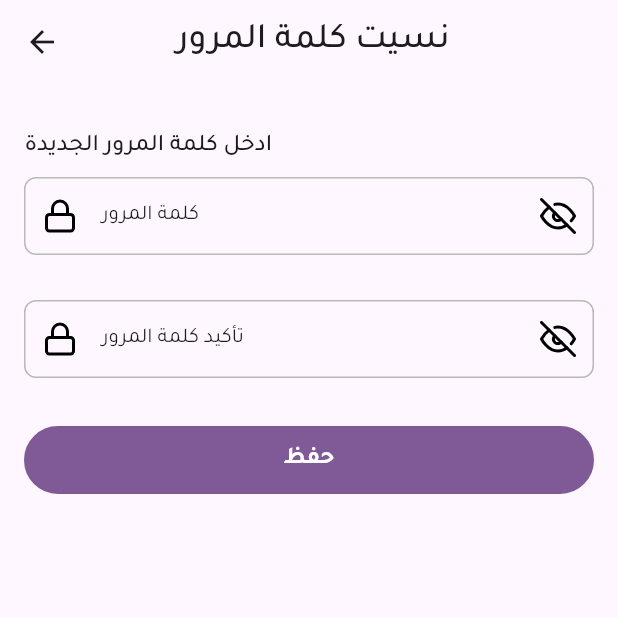
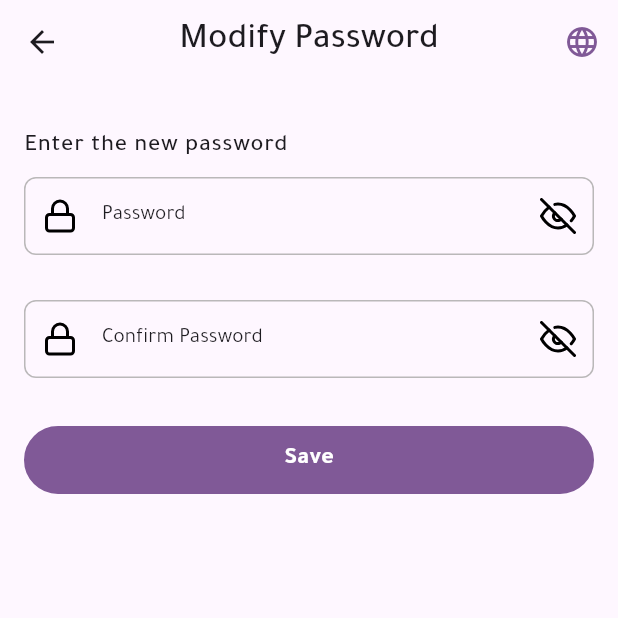
Before and after one commit to elsankry02/Lady_Driver_App, a Flutter app: the ModifyPasswordPage screen opened by its route, on a phone screen of 412 x 824 dp, the top half of it. Run offline on Flutter 3.47's test engine with Material 3 defaults, Android fonts, the phone set to English and light mode, and no system bars; our stand-ins replace auto_route, bloc, flutter_bloc, flutter_svg, image_picker, pinput and 1 more; accounts and stored records are empty.

Commit message:
last finish localization for my project

```diff
--- a/lib/core/components/custom_icon_change_language.dart
+++ b/lib/core/components/custom_icon_change_language.dart
@@ -1,7 +1,7 @@
 import 'package:auto_route/auto_route.dart';
 import 'package:flutter/material.dart';
-import 'package:lady_driver/core/constant/color_manger.dart';
-import 'package:lady_driver/core/router/router.dart';
+import '../constant/color_manger.dart';
+import '../router/router.dart';
 
 @RoutePage()
 class CustomIconChangeLanguagePage extends StatelessWidget {
--- a/lib/core/router/router.dart
+++ b/lib/core/router/router.dart
@@ -1,5 +1,5 @@
 import 'package:auto_route/auto_route.dart';
-import 'package:lady_driver/core/components/custom_icon_change_language.dart';
+import '../components/custom_icon_change_language.dart';
 
 import '../../home/pages/change_language/change_language_page.dart';
 import '../../home/pages/create_an_account/create_an_account_page.dart';
--- a/lib/home/pages/change_language/change_language_page.dart
+++ b/lib/home/pages/change_language/change_language_page.dart
@@ -1,7 +1,7 @@
 import 'package:auto_route/auto_route.dart';
 import 'package:flutter/material.dart';
 import 'package:flutter_bloc/flutter_bloc.dart';
-import 'package:lady_driver/core/constant/color_manger.dart';
+import '../../../core/constant/color_manger.dart';
 
 import '../../../core/cached/cached_helper.dart';
 import '../../../core/models/enums_local_language.dart';
--- a/lib/home/pages/create_an_account/create_an_account_page.dart
+++ b/lib/home/pages/create_an_account/create_an_account_page.dart
@@ -1,6 +1,6 @@
 import 'package:auto_route/auto_route.dart';
 import 'package:flutter/material.dart';
-import 'package:lady_driver/core/components/custom_icon_change_language.dart';
+import '../../../core/components/custom_icon_change_language.dart';
 
 import '../../../core/components/custom_botton.dart';
 import '../../../core/components/custom_textformfield.dart';
--- a/lib/home/pages/login/login_page.dart
+++ b/lib/home/pages/login/login_page.dart
@@ -1,6 +1,6 @@
 import 'package:auto_route/auto_route.dart';
 import 'package:flutter/material.dart';
-import 'package:lady_driver/core/components/custom_icon_change_language.dart';
+import '../../../core/components/custom_icon_change_language.dart';
 
 import '../../../core/components/custom_botton.dart';
 import '../../../core/components/custom_textformfield.dart';
--- a/lib/home/pages/modify_password/modify_password_page.dart
+++ b/lib/home/pages/modify_password/modify_password_page.dart
@@ -1,5 +1,8 @@
 import 'package:auto_route/auto_route.dart';
 import 'package:flutter/material.dart';
+import '../../../core/components/custom_icon_change_language.dart';
+import '../../../l10n/app_localizations.dart';
+
 import '../../../core/components/custom_botton.dart';
 import '../../../core/components/custom_textformfield_password.dart';
 import '../../../core/constant/color_manger.dart';
@@ -30,10 +33,15 @@ class _ModifyPasswordPageState extends State<ModifyPasswordPage> {
     return Scaffold(
       appBar: AppBar(
         centerTitle: true,
+        //! نسيت كلمة المرور
         title: Text(
-          ' نسيت كلمة المرور',
+          AppLocalizations.of(context)!.modifyPassword,
           style: textTheme.headlineSmall!.copyWith(fontWeight: FontWeight.w500),
         ),
+        actions: const [
+          //! Custom Icon Change Language
+          CustomIconChangeLanguagePage(),
+        ],
       ),
       body: Form(
         key: formkey,
@@ -42,13 +50,13 @@ class _ModifyPasswordPageState extends State<ModifyPasswordPage> {
           children: [
             const SizedBox(height: 30),
             Text(
-              'ادخل كلمة المرور الجديدة ',
+              AppLocalizations.of(context)!.enterTheNewPassword,
               style: textTheme.bodyLarge!.copyWith(fontWeight: FontWeight.w500),
             ),
             const SizedBox(height: 8),
             //!  كلمه المرور
             CustomTextFormFiledPassword(
-              hintText: 'كلمة المرور',
+              hintText: AppLocalizations.of(context)!.password,
               suffixIcon: SvgManger.kLock,
               controller: passWordController,
               validator: (value) {
@@ -62,7 +70,7 @@ class _ModifyPasswordPageState extends State<ModifyPasswordPage> {
             const SizedBox(height: 30),
             //! تاكيد كلمه المرور
             CustomTextFormFiledPassword(
-              hintText: 'تأكيد كلمة المرور',
+              hintText: AppLocalizations.of(context)!.confirmPassword,
               suffixIcon: SvgManger.kLock,
               controller: confirmPassWordController,
               validator: (value) {
@@ -79,8 +87,8 @@ class _ModifyPasswordPageState extends State<ModifyPasswordPage> {
               onTap: () {
                 formkey.currentState!.validate();
               },
-              child: const CustomBotton(
-                  text: 'حفظ',
+              child: CustomBotton(
+                  text: AppLocalizations.of(context)!.save,
                   color: ColorManger.kPrimaryColor,
                   textThemeColor: ColorManger.kWhite,
                   borderColor: ColorManger.kPrimaryColor),
--- a/lib/home/pages/verification_code/verification_code_page.dart
+++ b/lib/home/pages/verification_code/verification_code_page.dart
@@ -1,7 +1,7 @@
 import 'package:auto_route/auto_route.dart';
 import 'package:flutter/material.dart';
-import 'package:lady_driver/core/components/custom_icon_change_language.dart';
-import 'package:lady_driver/l10n/app_localizations.dart';
+import '../../../core/components/custom_icon_change_language.dart';
+import '../../../l10n/app_localizations.dart';
 import 'package:pinput/pinput.dart';
 
 import '../../../core/constant/color_manger.dart';
--- a/lib/home/pages/verification_code/widget/text_rich_receive_the_code.dart
+++ b/lib/home/pages/verification_code/widget/text_rich_receive_the_code.dart
@@ -1,6 +1,6 @@
 import 'package:flutter/gestures.dart';
 import 'package:flutter/material.dart';
-import 'package:lady_driver/l10n/app_localizations.dart';
+import '../../../../l10n/app_localizations.dart';
 
 import '../../../../core/constant/color_manger.dart';
 
--- a/lib/l10n/app_ar.arb
+++ b/lib/l10n/app_ar.arb
@@ -31,6 +31,9 @@
  "enterTheCodeThatWasSentToYourEmailAddress": "ادخل الرمز الذي تم إرساله إلي عنولن البريد \nالالكترونى",
  "verificationcode" : "رمز التحقق",
  "didNotReceiveTheCode": "لم تستلم الرمز؟ ",
- "resendCode":"اعاده ارسال الرمز"
+ "resendCode":"اعاده ارسال الرمز",
+ "modifyPassword" : "نسيت كلمة المرور",
+ "enterTheNewPassword" : "ادخل كلمة المرور الجديدة",
+ "save" :"حفظ"
 
     }
--- a/lib/l10n/app_en.arb
+++ b/lib/l10n/app_en.arb
@@ -31,7 +31,8 @@
 "enterTheCodeThatWasSentToYourEmailAddress": "Enter the code sent to your email address",
 "verificationcode" : "Verification Code",
 "didNotReceiveTheCode":"Didn't receive the code? ",
-"resendCode":"Resend code"
-
-
+"resendCode":"Resend code",
+"modifyPassword" : "Modify Password",
+"enterTheNewPassword" : "Enter the new password",
+"save" :"Save"
 }
--- a/lib/l10n/app_localizations.dart
+++ b/lib/l10n/app_localizations.dart
@@ -286,6 +286,24 @@ abstract class AppLocalizations {
   /// In en, this message translates to:
   /// **'Resend code'**
   String get resendCode;
+
+  /// No description provided for @modifyPassword.
+  ///
+  /// In en, this message translates to:
+  /// **'Modify Password'**
+  String get modifyPassword;
+
+  /// No description provided for @enterTheNewPassword.
+  ///
+  /// In en, this message translates to:
+  /// **'Enter the new password'**
+  String get enterTheNewPassword;
+
+  /// No description provided for @save.
+  ///
+  /// In en, this message translates to:
+  /// **'Save'**
+  String get save;
 }
 
 class _AppLocalizationsDelegate extends LocalizationsDelegate<AppLocalizations> {
--- a/lib/l10n/app_localizations_en.dart
+++ b/lib/l10n/app_localizations_en.dart
@@ -101,4 +101,13 @@ class AppLocalizationsEn extends AppLocalizations {
 
   @override
   String get resendCode => 'Resend code';
+
+  @override
+  String get modifyPassword => 'Modify Password';
+
+  @override
+  String get enterTheNewPassword => 'Enter the new password';
+
+  @override
+  String get save => 'Save';
 }
```
Also changed, not shown: lib/home/pages/forget_password/forget_password_page.dart (+5 -12 lines), lib/l10n/app_localizations_ar.dart (+9 -0 lines).
